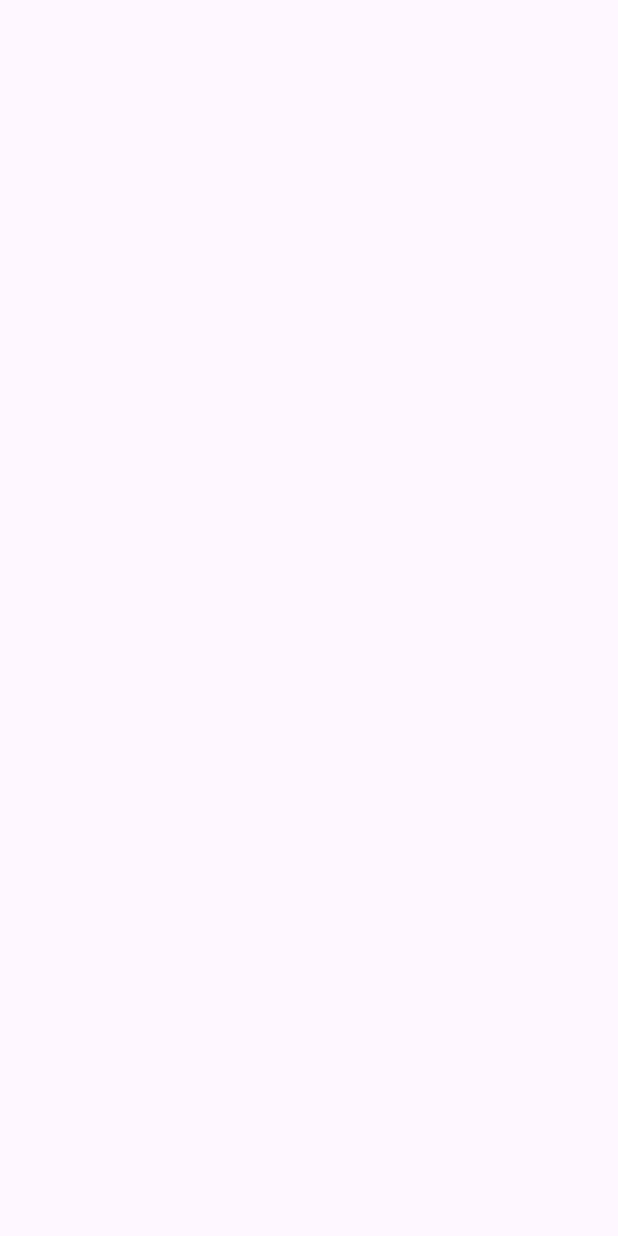
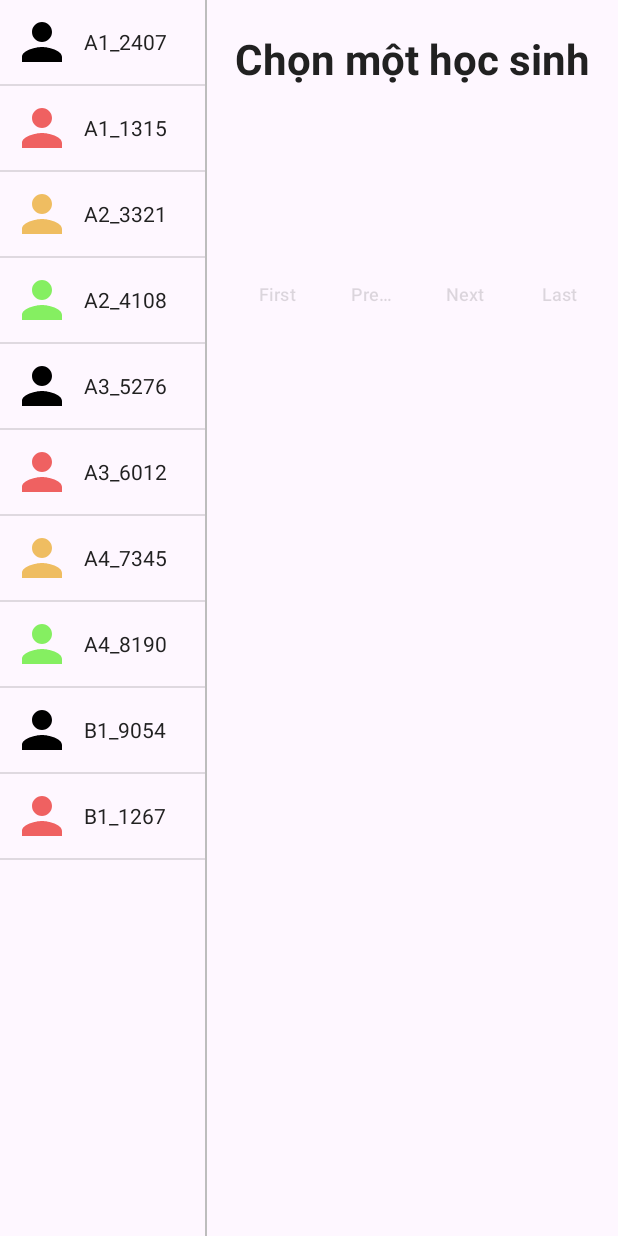
Before and after one commit to hi0302/mobile-dev-homework, an Android app: the screen it shows after launch (MainActivity), on a phone screen of 412 x 824 dp. Before the commit the screen is empty. Run offline under Robolectric (Android 15) with nearby library versions, the light colour scheme and no system bars.

Commit message:
HW04: hoan thien 90%

```diff
--- a/HW04/app/build.gradle.kts
+++ b/HW04/app/build.gradle.kts
@@ -37,6 +37,7 @@ dependencies {
     implementation(libs.androidx.constraintlayout)
     implementation(libs.androidx.core.ktx)
     implementation(libs.material)
+    implementation("androidx.appcompat:appcompat:1.7.0")
     testImplementation(libs.junit)
     androidTestImplementation(libs.androidx.espresso.core)
     androidTestImplementation(libs.androidx.junit)
--- /dev/null
+++ b/HW04/app/src/main/java/com/example/hw04/StudentAdapter.kt
@@ -0,0 +1,49 @@
+package com.example.hw04
+
+import android.view.LayoutInflater
+import android.view.View
+import android.view.ViewGroup
+import android.widget.ImageView
+import android.widget.TextView
+import androidx.recyclerview.widget.RecyclerView
+
+class StudentAdapter(
+    private val students: List<Student>,
+    private val onItemClick: (Int) -> Unit
+) : RecyclerView.Adapter<StudentAdapter.StudentViewHolder>() {
+
+    private var selectedIndex = -1
+
+    class StudentViewHolder(view: View) : RecyclerView.ViewHolder(view) {
+        val imgAvatar: ImageView = view.findViewById(R.id.imgAvatar)
+        val tvStudentId: TextView = view.findViewById(R.id.tvStudentId)
+    }
+
+    fun setSelected(newIndex: Int) {
+        if (newIndex == selectedIndex) return
+        val old = selectedIndex
+        selectedIndex = newIndex
+        if (old in students.indices) notifyItemChanged(old)
+        if (newIndex in students.indices) notifyItemChanged(newIndex)
+    }
+
+    override fun onCreateViewHolder(parent: ViewGroup, viewType: Int): StudentViewHolder {
+        val view = LayoutInflater.from(parent.context)
+            .inflate(R.layout.item_student, parent, false)
+        val holder = StudentViewHolder(view)
+        view.setOnClickListener {
+            val pos = holder.bindingAdapterPosition
+            if (pos != RecyclerView.NO_POSITION) onItemClick(pos)
+        }
+        return holder
+    }
+
+    override fun onBindViewHolder(holder: StudentViewHolder, position: Int) {
+        val s = students[position]
+        holder.imgAvatar.setImageResource(s.avatarRes)
+        holder.tvStudentId.text = s.id
+        holder.itemView.isActivated = (position == selectedIndex)
+    }
+
+    override fun getItemCount(): Int = students.size
+}
--- a/HW04/app/src/main/java/com/example/hw04/StudentDetailFragment.kt
+++ b/HW04/app/src/main/java/com/example/hw04/StudentDetailFragment.kt
@@ -1,4 +1,66 @@
-// StudentDetailFragment.kt
 package com.example.hw04
+
+import android.os.Bundle
+import android.view.View
+import android.widget.Button
+import android.widget.TextView
 import androidx.fragment.app.Fragment
-class StudentDetailFragment : Fragment()  // TODO: người 3
+import androidx.fragment.app.activityViewModels
+
+class StudentDetailFragment : Fragment(R.layout.fragment_student_detail) {
+
+    private val viewModel: StudentViewModel by activityViewModels()
+
+    private lateinit var tvTitleId: TextView
+    private lateinit var tvName: TextView
+    private lateinit var tvClass: TextView
+    private lateinit var tvGpa: TextView
+    private lateinit var btnFirst: Button
+    private lateinit var btnPrevious: Button
+    private lateinit var btnNext: Button
+    private lateinit var btnLast: Button
+
+    override fun onViewCreated(view: View, savedInstanceState: Bundle?) {
+        super.onViewCreated(view, savedInstanceState)
+
+        tvTitleId = view.findViewById(R.id.tvTitleId)
+        tvName = view.findViewById(R.id.tvName)
+        tvClass = view.findViewById(R.id.tvClass)
+        tvGpa = view.findViewById(R.id.tvGpa)
+        btnFirst = view.findViewById(R.id.btnFirst)
+        btnPrevious = view.findViewById(R.id.btnPrevious)
+        btnNext = view.findViewById(R.id.btnNext)
+        btnLast = view.findViewById(R.id.btnLast)
+
+        btnFirst.setOnClickListener { viewModel.first() }
+        btnPrevious.setOnClickListener { viewModel.previous() }
+        btnNext.setOnClickListener { viewModel.next() }
+        btnLast.setOnClickListener { viewModel.last() }
+
+        viewModel.selectedIndex.observe(viewLifecycleOwner) { index ->
+            render(index)
+        }
+    }
+
+    private fun render(index: Int) {
+        val student = viewModel.students.getOrNull(index)
+        if (student == null) {
+            tvTitleId.text = getString(R.string.detail_placeholder)
+            tvName.text = ""
+            tvClass.text = ""
+            tvGpa.text = ""
+        } else {
+            tvTitleId.text = student.id
+            tvName.text = getString(R.string.fmt_name, student.name)
+            tvClass.text = getString(R.string.fmt_class, student.className)
+            tvGpa.text = getString(R.string.fmt_gpa, student.gpa)
+        }
+
+        val canPrev = viewModel.canGoPrevious(index)
+        val canNext = viewModel.canGoNext(index)
+        btnFirst.setDimmed(!canPrev)
+        btnPrevious.setDimmed(!canPrev)
+        btnNext.setDimmed(!canNext)
+        btnLast.setDimmed(!canNext)
+    }
+}
--- /dev/null
+++ b/HW04/app/src/main/java/com/example/hw04/StudentListFragment.kt
@@ -0,0 +1,40 @@
+package com.example.hw04
+
+import android.os.Bundle
+import android.view.View
+import androidx.fragment.app.Fragment
+import androidx.fragment.app.activityViewModels
+import androidx.recyclerview.widget.DividerItemDecoration
+import androidx.recyclerview.widget.LinearLayoutManager
+import androidx.recyclerview.widget.RecyclerView
+
+class StudentListFragment : Fragment(R.layout.fragment_student_list) {
+
+    private val viewModel: StudentViewModel by activityViewModels()
+
+    override fun onViewCreated(view: View, savedInstanceState: Bundle?) {
+        super.onViewCreated(view, savedInstanceState)
+
+        val rv = view.findViewById<RecyclerView>(R.id.rvStudents)
+        val layoutManager = LinearLayoutManager(requireContext())
+        val adapter = StudentAdapter(viewModel.students) { position ->
+            viewModel.select(position)
+        }
+        rv.layoutManager = layoutManager
+        rv.adapter = adapter
+        rv.addItemDecoration(
+            DividerItemDecoration(requireContext(), DividerItemDecoration.VERTICAL)
+        )
+
+        viewModel.selectedIndex.observe(viewLifecycleOwner) { index ->
+            adapter.setSelected(index)
+            if (index >= 0) {
+                val firstVisible = layoutManager.findFirstCompletelyVisibleItemPosition()
+                val lastVisible = layoutManager.findLastCompletelyVisibleItemPosition()
+                if (index < firstVisible || index > lastVisible) {
+                    rv.scrollToPosition(index)
+                }
+            }
+        }
+    }
+}
--- a/HW04/app/src/main/java/com/example/hw04/StudentRepository.kt
+++ b/HW04/app/src/main/java/com/example/hw04/StudentRepository.kt
@@ -1,17 +1,17 @@
 package com.example.hw04
-import androidx.fragment.app.Fragment
-
-class StudentListFragment : Fragment()   // TODO: người 2
 
 object StudentRepository {
 
     val students: List<Student> = listOf(
-        Student("24120123", "Lê Thị A", "A1", 8.0, R.drawable.ic_avatar_1),
-        Student("24120456", "Trần Văn B", "A2", 7.5, R.drawable.ic_avatar_2),
-        Student("24120789", "Nguyễn Thị C", "A3", 8.5, R.drawable.ic_avatar_3),
-        Student("24120011", "Đặng Văn D", "A4", 8.0, R.drawable.ic_avatar_4),
-        Student("24120022", "Trần Thị E", "A5", 7.0, R.drawable.ic_avatar_5),
-        Student("24120022", "Phan Văn F", "A3", 7.5, R.drawable.ic_avatar_6),
-        Student("24120022", "Đinh Văn G", "A4", 8.0, R.drawable.ic_avatar_7),
+        Student("A1_2407", "Lê Minh Anh", "A1", 8.5, R.drawable.ic_avatar_1),
+        Student("A1_1315", "Trần Quốc Bảo", "A1", 7.2, R.drawable.ic_avatar_2),
+        Student("A2_3321", "Nguyễn Thu Hà", "A2", 9.1, R.drawable.ic_avatar_3),
+        Student("A2_4108", "Phạm Gia Huy", "A2", 6.8, R.drawable.ic_avatar_4),
+        Student("A3_5276", "Võ Ngọc Lan", "A3", 8.0, R.drawable.ic_avatar_1),
+        Student("A3_6012", "Đặng Hoàng Long", "A3", 7.7, R.drawable.ic_avatar_2),
+        Student("A4_7345", "Bùi Khánh Linh", "A4", 9.4, R.drawable.ic_avatar_3),
+        Student("A4_8190", "Hồ Tuấn Kiệt", "A4", 5.9, R.drawable.ic_avatar_4),
+        Student("B1_9054", "Đỗ Mai Phương", "B1", 8.8, R.drawable.ic_avatar_1),
+        Student("B1_1267", "Lý Thanh Tùng", "B1", 7.0, R.drawable.ic_avatar_2)
     )
 }
--- a/HW04/app/src/main/java/com/example/hw04/StudentViewModel.kt
+++ b/HW04/app/src/main/java/com/example/hw04/StudentViewModel.kt
@@ -14,9 +14,8 @@ class StudentViewModel : ViewModel() {
     private val lastIndex get() = students.size - 1
 
     fun select(index: Int) {
-        // chặn index ngoài biên
         if (index !in 0..lastIndex) return
-        if (index == _selectedIndex.value) return   // bấm lại item đang chọn thì bỏ qua
+        if (index == _selectedIndex.value) return
         _selectedIndex.value = index
     }
 
@@ -33,11 +32,10 @@ class StudentViewModel : ViewModel() {
         if (canGoNext(cur)) select(cur + 1)
     }
 
-    // trạng thái nút, người 3 dùng cái này để làm mờ
-    fun canGoPrevious(index: Int = _selectedIndex.value ?: NO_SELECTION) =
+    fun canGoPrevious(index: Int = _selectedIndex.value ?: NO_SELECTION): Boolean =
         index > 0
 
-    fun canGoNext(index: Int = _selectedIndex.value ?: NO_SELECTION) =
+    fun canGoNext(index: Int = _selectedIndex.value ?: NO_SELECTION): Boolean =
         index in 0 until lastIndex
 
     fun getSelectedStudent(): Student? =
--- /dev/null
+++ b/HW04/app/src/main/java/com/example/hw04/ViewExt.kt
@@ -0,0 +1,8 @@
+package com.example.hw04
+
+import android.view.View
+
+fun View.setDimmed(dimmed: Boolean) {
+    isEnabled = !dimmed
+    alpha = if (dimmed) 0.4f else 1f
+}
--- /dev/null
+++ b/HW04/app/src/main/res/drawable/bg_student_item.xml
@@ -0,0 +1,5 @@
+<?xml version="1.0" encoding="utf-8"?>
+<selector xmlns:android="http://schemas.android.com/apk/res/android">
+    <item android:state_activated="true" android:drawable="@color/student_selected" />
+    <item android:drawable="@android:color/transparent" />
+</selector>
--- a/HW04/app/src/main/res/layout/activity_main.xml
+++ b/HW04/app/src/main/res/layout/activity_main.xml
@@ -11,6 +11,11 @@
         android:layout_height="match_parent"
         android:layout_weight="1" />
 
+    <View
+        android:layout_width="1dp"
+        android:layout_height="match_parent"
+        android:background="#BDBDBD" />
+
     <androidx.fragment.app.FragmentContainerView
         android:id="@+id/fragmentDetail"
         android:name="com.example.hw04.StudentDetailFragment"
--- /dev/null
+++ b/HW04/app/src/main/res/layout/fragment_student_detail.xml
@@ -0,0 +1,92 @@
+<?xml version="1.0" encoding="utf-8"?>
+<LinearLayout xmlns:android="http://schemas.android.com/apk/res/android"
+    android:layout_width="match_parent"
+    android:layout_height="match_parent"
+    android:orientation="vertical"
+    android:padding="12dp">
+
+    <TextView
+        android:id="@+id/tvTitleId"
+        android:layout_width="match_parent"
+        android:layout_height="wrap_content"
+        android:gravity="center"
+        android:paddingTop="8dp"
+        android:paddingBottom="16dp"
+        android:textColor="#212121"
+        android:textSize="28sp"
+        android:textStyle="bold" />
+
+    <TextView
+        android:id="@+id/tvName"
+        android:layout_width="match_parent"
+        android:layout_height="wrap_content"
+        android:textColor="#212121"
+        android:textSize="18sp" />
+
+    <TextView
+        android:id="@+id/tvClass"
+        android:layout_width="match_parent"
+        android:layout_height="wrap_content"
+        android:layout_marginTop="4dp"
+        android:textColor="#212121"
+        android:textSize="18sp" />
+
+    <TextView
+        android:id="@+id/tvGpa"
+        android:layout_width="match_parent"
+        android:layout_height="wrap_content"
+        android:layout_marginTop="4dp"
+        android:textColor="#212121"
+        android:textSize="18sp" />
+
+    <LinearLayout
+        android:layout_width="match_parent"
+        android:layout_height="wrap_content"
+        android:layout_marginTop="16dp"
+        android:orientation="horizontal">
+
+        <Button
+            android:id="@+id/btnFirst"
+            style="?android:attr/buttonBarButtonStyle"
+            android:layout_width="0dp"
+            android:layout_height="wrap_content"
+            android:layout_weight="1"
+            android:minWidth="0dp"
+            android:text="@string/btn_first"
+            android:textAllCaps="false"
+            android:textSize="12sp" />
+
+        <Button
+            android:id="@+id/btnPrevious"
+            style="?android:attr/buttonBarButtonStyle"
+            android:layout_width="0dp"
+            android:layout_height="wrap_content"
+            android:layout_weight="1"
+            android:minWidth="0dp"
+            android:text="@string/btn_previous"
+            android:textAllCaps="false"
+            android:textSize="12sp" />
+
+        <Button
+            android:id="@+id/btnNext"
+            style="?android:attr/buttonBarButtonStyle"
+            android:layout_width="0dp"
+            android:layout_height="wrap_content"
+            android:layout_weight="1"
+            android:minWidth="0dp"
+            android:text="@string/btn_next"
+            android:textAllCaps="false"
+            android:textSize="12sp" />
+
+        <Button
+            android:id="@+id/btnLast"
+            style="?android:attr/buttonBarButtonStyle"
+            android:layout_width="0dp"
+            android:layout_height="wrap_content"
+            android:layout_weight="1"
+            android:minWidth="0dp"
+            android:text="@string/btn_last"
+            android:textAllCaps="false"
+            android:textSize="12sp" />
+    </LinearLayout>
+</LinearLayout>
--- /dev/null
+++ b/HW04/app/src/main/res/layout/fragment_student_list.xml
@@ -0,0 +1,5 @@
+<?xml version="1.0" encoding="utf-8"?>
+<androidx.recyclerview.widget.RecyclerView xmlns:android="http://schemas.android.com/apk/res/android"
+    android:id="@+id/rvStudents"
+    android:layout_width="match_parent"
+    android:layout_height="match_parent" />
--- /dev/null
+++ b/HW04/app/src/main/res/layout/item_student.xml
@@ -0,0 +1,25 @@
+<?xml version="1.0" encoding="utf-8"?>
+<LinearLayout xmlns:android="http://schemas.android.com/apk/res/android"
+    android:layout_width="match_parent"
+    android:layout_height="56dp"
+    android:background="@drawable/bg_student_item"
+    android:gravity="center_vertical"
+    android:orientation="horizontal"
+    android:paddingStart="8dp"
+    android:paddingEnd="8dp">
+
+    <ImageView
+        android:id="@+id/imgAvatar"
+        android:layout_width="40dp"
+        android:layout_height="40dp"
+        android:contentDescription="@string/avatar_desc" />
+
+    <TextView
+        android:id="@+id/tvStudentId"
+        android:layout_width="0dp"
+        android:layout_height="wrap_content"
+        android:layout_marginStart="8dp"
+        android:layout_weight="1"
+        android:textColor="#212121"
+        android:textSize="14sp" />
+</LinearLayout>
--- a/HW04/app/src/main/res/values/strings.xml
+++ b/HW04/app/src/main/res/values/strings.xml
@@ -1,3 +1,15 @@
 <resources>
     <string name="app_name">HW04</string>
+
+    <color name="student_selected">#CFE3FF</color>
+
+    <string name="avatar_desc">Ảnh học sinh</string>
+    <string name="btn_first">First</string>
+    <string name="btn_previous">Previous</string>
+    <string name="btn_next">Next</string>
+    <string name="btn_last">Last</string>
+    <string name="detail_placeholder">Chọn một học sinh</string>
+    <string name="fmt_name">Họ tên: %1$s</string>
+    <string name="fmt_class">Lớp: %1$s</string>
+    <string name="fmt_gpa">Điểm trung bình: %1$.1f</string>
 </resources>
```
